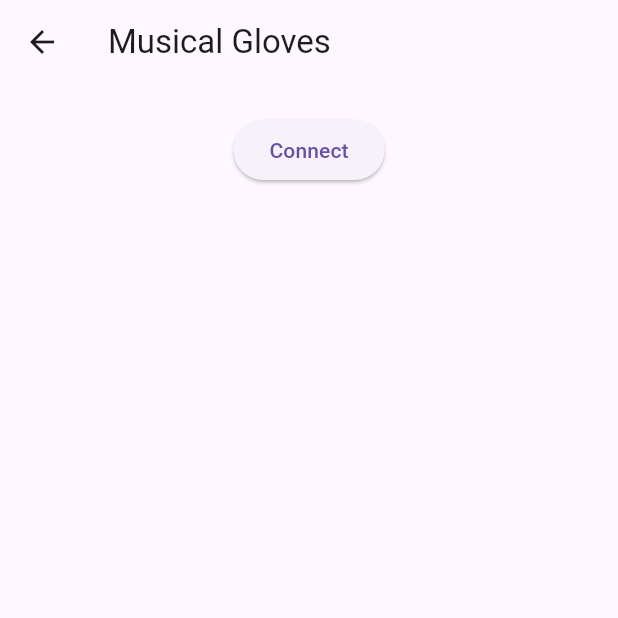
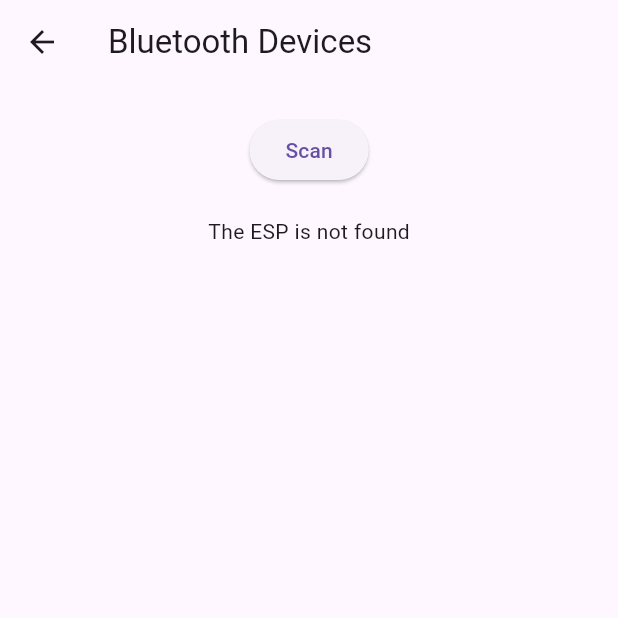
Before and after one commit to alihaj00/glove-musical-game, a Flutter app: the BluetoothDeviceListScreen screen opened by its route, on a phone screen of 412 x 824 dp, the top half of it. Run offline on Flutter 3.47's test engine with Material 3 defaults, Android fonts, the phone set to English and light mode, and no system bars; our stand-ins replace flutter_blue.

Commit message:
change look a bit + BT page to test connection to ESP only

```diff
--- a/musical_glove_app/lib/ble_handler.dart
+++ b/musical_glove_app/lib/ble_handler.dart
@@ -1,5 +1,6 @@
 import 'package:flutter/material.dart';
 import 'package:flutter_blue/flutter_blue.dart';
+import 'dart:convert';
 
 class BluetoothDeviceListScreen extends StatefulWidget {
   @override
@@ -7,25 +8,35 @@ class BluetoothDeviceListScreen extends StatefulWidget {
       _BluetoothDeviceListScreenState();
 }
 
-class _BluetoothDeviceListScreenState extends State<BluetoothDeviceListScreen> {
+class _BluetoothDeviceListScreenState
+    extends State<BluetoothDeviceListScreen> {
   final FlutterBlue flutterBlue = FlutterBlue.instance;
-  List<BluetoothDevice> devicesList = [];
+  BluetoothDevice? esp32Device;
+  BluetoothCharacteristic? characteristic;
+  bool isSending = false;
+  String responseMessage = '';
+  bool isScanning = false;
 
   @override
   void initState() {
     super.initState();
-    _scanForDevices();
   }
 
   Future<void> _scanForDevices() async {
+    esp32Device = null;
+    isScanning = true;
+    setState(() {});
+
     flutterBlue.startScan(timeout: Duration(seconds: 4));
 
     flutterBlue.scanResults.listen((results) {
       for (ScanResult r in results) {
-        if (!devicesList.contains(r.device)) {
+        if (r.device.name == 'ESP32_BT') {
           setState(() {
-            devicesList.add(r.device);
+            esp32Device = r.device;
+            isScanning = false;
           });
+          break;
         }
       }
     });
@@ -33,36 +44,108 @@ class _BluetoothDeviceListScreenState extends State<BluetoothDeviceListScreen> {
     // Stop scanning after 4 seconds
     await Future.delayed(Duration(seconds: 4));
     flutterBlue.stopScan();
+    if (esp32Device == null) {
+      setState(() {
+        isScanning = false;
+      });
+    }
+  }
+
+  Future<void> _connectToDevice(BluetoothDevice device) async {
+    try {
+      await device.connect();
+      List<BluetoothService> services = await device.discoverServices();
+      services.forEach((service) {
+        service.characteristics.forEach((characteristic) {
+          if (characteristic.properties.write) {
+            this.characteristic = characteristic;
+          }
+        });
+      });
+    } catch (e) {
+      print('Failed to connect to the device: $e');
+    }
+  }
+
+  Future<void> _sendHello() async {
+    if (characteristic != null) {
+      try {
+        setState(() {
+          isSending = true;
+        });
+        await characteristic!.write(utf8.encode('hello'), withoutResponse: true);
+        // Wait for a response
+        await Future.delayed(Duration(seconds: 2));
+        String response = utf8.decode(await characteristic!.read());
+        setState(() {
+          responseMessage = response;
+        });
+      } catch (e) {
+        print('Failed to send hello: $e');
+      } finally {
+        setState(() {
+          isSending = false;
+        });
+      }
+    }
   }
 
   @override
   Widget build(BuildContext context) {
     return Scaffold(
       appBar: AppBar(
-        title: Text('Musical Gloves'),
+        title: Text('Bluetooth Devices'),
       ),
       body: Column(
         children: [
           SizedBox(height: 20),
-          ElevatedButton(
-            onPressed: _scanForDevices,
-            child: Text('Connect'),
+          Center(
+            child: ElevatedButton(
+              onPressed: _scanForDevices,
+              child: Text('Scan'),
+            ),
           ),
           SizedBox(height: 20),
-          Expanded(
-            child: ListView.builder(
-              itemCount: devicesList.length,
-              itemBuilder: (context, index) {
-                return ListTile(
-                  title: Text(devicesList[index].name ?? 'Unknown device'),
-                  subtitle: Text(devicesList[index].id.toString()),
+          if (isScanning)
+            CircularProgressIndicator()
+          else if (esp32Device == null)
+            Text('The ESP is not found')
+          else
+            Column(
+              children: [
+                ListTile(
+                  title: Text(
+                    esp32Device!.name ?? 'Unknown device',
+                    style: TextStyle(
+                      color: Colors.blue,
+                      fontWeight: FontWeight.bold,
+                    ),
+                  ),
+                  subtitle: Text(esp32Device!.id.toString()),
+                  trailing: StreamBuilder<BluetoothDeviceState>(
+                    stream: esp32Device!.state,
+                    initialData: BluetoothDeviceState.disconnected,
+                    builder: (context, snapshot) {
+                      if (snapshot.data == BluetoothDeviceState.connected) {
+                        return Icon(Icons.bluetooth_connected, color: Colors.green);
+                      } else {
+                        return Icon(Icons.bluetooth_disabled, color: Colors.red);
+                      }
+                    },
+                  ),
                   onTap: () {
-                    // Handle device selection here
+                    _connectToDevice(esp32Device!);
                   },
-                );
-              },
+                ),
+                if (characteristic != null)
+                  ElevatedButton(
+                    onPressed: isSending ? null : _sendHello,
+                    child: Text('Send Hello'),
+                  ),
+                if (responseMessage.isNotEmpty)
+                  Text('Response: $responseMessage'),
+              ],
             ),
-          ),
         ],
       ),
     );
--- a/musical_glove_app/lib/login_page.dart
+++ b/musical_glove_app/lib/login_page.dart
@@ -16,6 +16,8 @@ class _LoginPageState extends State<LoginPage> {
     return Scaffold(
       appBar: AppBar(
         title: Text('Login'),
+        backgroundColor: Color(0xFF073050),
+        foregroundColor: Colors.white,
       ),
       body: Center(
         child: Column(
--- a/musical_glove_app/lib/main_menu.dart
+++ b/musical_glove_app/lib/main_menu.dart
@@ -1,6 +1,4 @@
 import 'package:flutter/material.dart';
-import 'songs_page.dart';
-import 'statistics_page.dart';
 
 class MainMenuPage extends StatelessWidget {
   @override
@@ -8,6 +6,8 @@ class MainMenuPage extends StatelessWidget {
     return Scaffold(
       appBar: AppBar(
         title: Text('Main Menu'),
+        backgroundColor: Color(0xFF073050),
+        foregroundColor: Colors.white,
       ),
       body: Center(
         child: Column(
--- a/musical_glove_app/lib/registration_page.dart
+++ b/musical_glove_app/lib/registration_page.dart
@@ -16,6 +16,8 @@ class _RegistrationPageState extends State<RegistrationPage> {
     return Scaffold(
       appBar: AppBar(
         title: Text('Registration'),
+        backgroundColor: Color(0xFF073050),
+        foregroundColor: Colors.white,
       ),
       body: Center(
         child: Column(
--- a/musical_glove_app/lib/songs_page.dart
+++ b/musical_glove_app/lib/songs_page.dart
@@ -6,6 +6,8 @@ class SongsPage extends StatelessWidget {
     return Scaffold(
       appBar: AppBar(
         title: Text('Songs'),
+        backgroundColor: Color(0xFF073050),
+        foregroundColor: Colors.white,
       ),
       body: Center(
         child: Column(
--- a/musical_glove_app/lib/statistics_page.dart
+++ b/musical_glove_app/lib/statistics_page.dart
@@ -38,6 +38,8 @@ class _StatisticsPageState extends State<StatisticsPage> {
     return Scaffold(
       appBar: AppBar(
         title: Text('Statistics'),
+        backgroundColor: Color(0xFF073050),
+        foregroundColor: Colors.white,
       ),
       body: Center(
         child: isLoading
```
